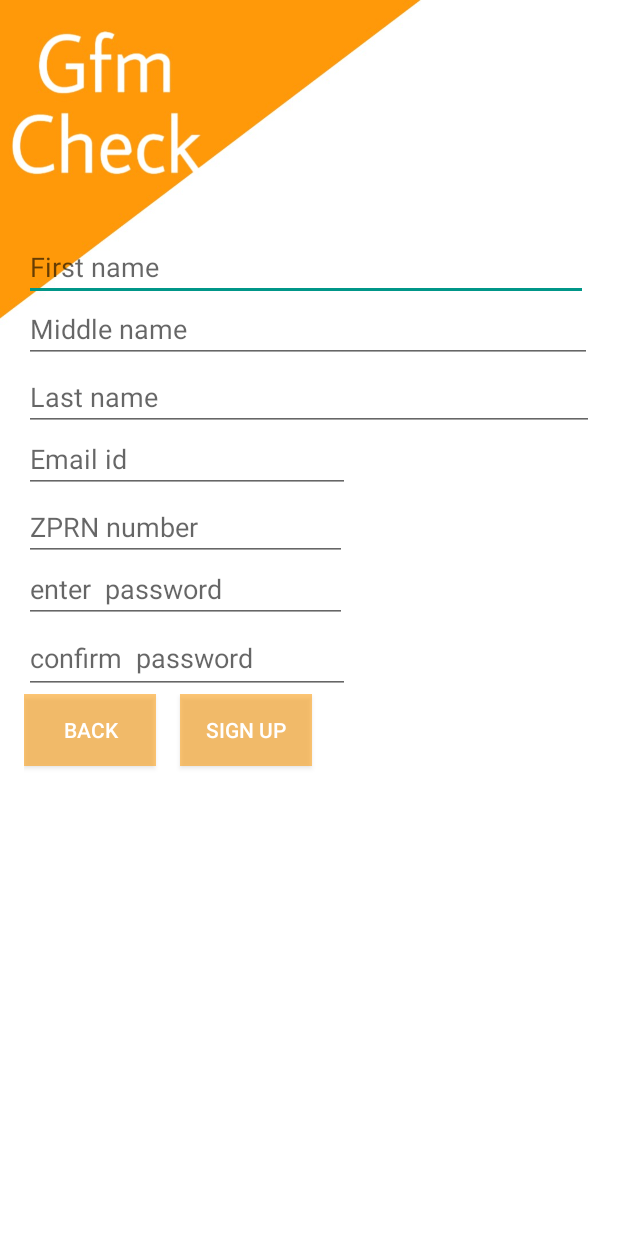
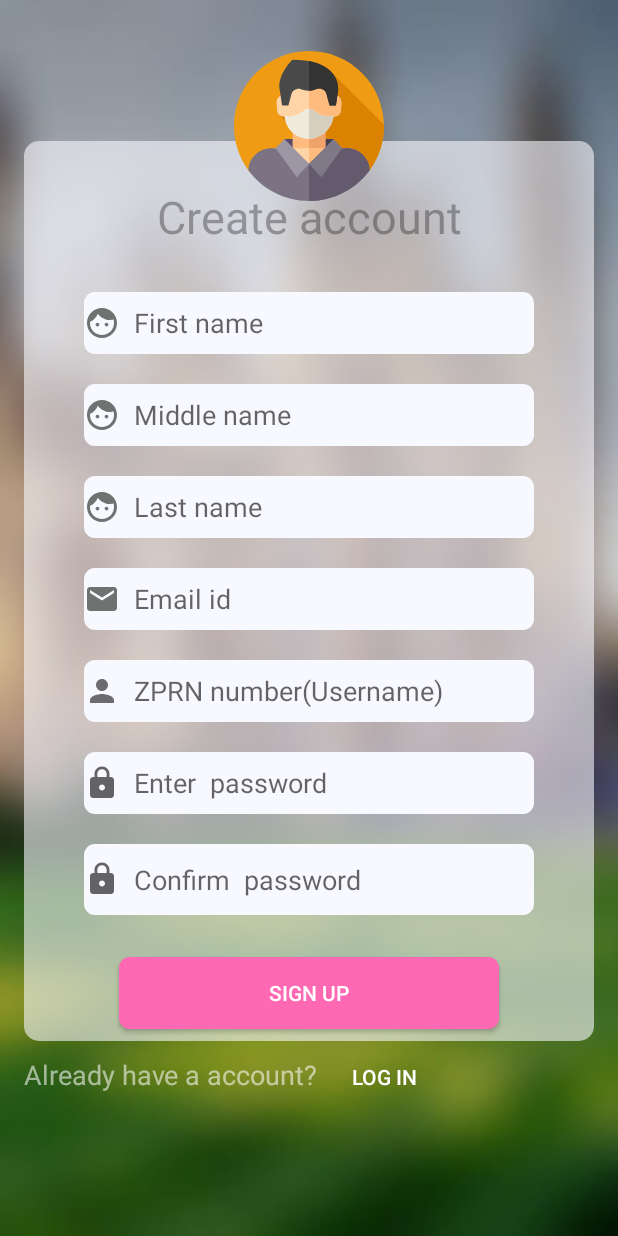
Before and after one commit to Asbaharoon/Students-academic, an Android app: the MainActivity screen opened directly, with no data from a screen before it, on a phone screen of 412 x 824 dp. Run offline under Robolectric (Android 15) with nearby library versions, the phone set to English and light mode, and no system bars; our stand-ins replace Firebase (no records; nobody signed in at launch, a user with empty details on screens opened directly).

Commit message:
updated ui of account creation (main act)

```diff
--- /dev/null
+++ b/app/src/main/res/drawable/ic_baseline_email_24.xml
@@ -0,0 +1,5 @@
+<vector android:height="24dp" android:tint="#90030A03"
+    android:viewportHeight="24" android:viewportWidth="24"
+    android:width="24dp" xmlns:android="http://schemas.android.com/apk/res/android">
+    <path android:fillColor="@android:color/white" android:pathData="M20,4L4,4c-1.1,0 -1.99,0.9 -1.99,2L2,18c0,1.1 0.9,2 2,2h16c1.1,0 2,-0.9 2,-2L22,6c0,-1.1 -0.9,-2 -2,-2zM20,8l-8,5 -8,-5L4,6l8,5 8,-5v2z"/>
+</vector>
--- /dev/null
+++ b/app/src/main/res/drawable/ic_name.xml
@@ -0,0 +1,5 @@
+<vector android:height="24dp" android:tint="#90030A03"
+    android:viewportHeight="24" android:viewportWidth="24"
+    android:width="24dp" xmlns:android="http://schemas.android.com/apk/res/android">
+    <path android:fillColor="@android:color/white" android:pathData="M9,11.75c-0.69,0 -1.25,0.56 -1.25,1.25s0.56,1.25 1.25,1.25 1.25,-0.56 1.25,-1.25 -0.56,-1.25 -1.25,-1.25zM15,11.75c-0.69,0 -1.25,0.56 -1.25,1.25s0.56,1.25 1.25,1.25 1.25,-0.56 1.25,-1.25 -0.56,-1.25 -1.25,-1.25zM12,2C6.48,2 2,6.48 2,12s4.48,10 10,10 10,-4.48 10,-10S17.52,2 12,2zM12,20c-4.41,0 -8,-3.59 -8,-8 0,-0.29 0.02,-0.58 0.05,-0.86 2.36,-1.05 4.23,-2.98 5.21,-5.37C11.07,8.33 14.05,10 17.42,10c0.78,0 1.53,-0.09 2.25,-0.26 0.21,0.71 0.33,1.47 0.33,2.26 0,4.41 -3.59,8 -8,8z"/>
+</vector>
--- a/app/src/main/res/drawable/ic_person_black_24dp.xml
+++ b/app/src/main/res/drawable/ic_person_black_24dp.xml
@@ -4,6 +4,6 @@
         android:viewportWidth="24.0"
         android:viewportHeight="24.0">
     <path
-        android:fillColor="#FF000000"
+        android:fillColor="#90000000"
         android:pathData="M12,12c2.21,0 4,-1.79 4,-4s-1.79,-4 -4,-4 -4,1.79 -4,4 1.79,4 4,4zM12,14c-2.67,0 -8,1.34 -8,4v2h16v-2c0,-2.66 -5.33,-4 -8,-4z"/>
 </vector>
--- a/app/src/main/res/layout/activity_main.xml
+++ b/app/src/main/res/layout/activity_main.xml
@@ -5,110 +5,190 @@
     xmlns:tools="http://schemas.android.com/tools"
     android:layout_width="match_parent"
     android:layout_height="match_parent"
-    android:background="@drawable/bgd1"
+    android:background="@drawable/clgbackground"
     android:padding="16dp"
     android:orientation="vertical"
     tools:context=".MainActivity">
+
+    <ScrollView
+        android:layout_width="match_parent"
+        android:layout_height="match_parent">
+
+        <LinearLayout
+            android:layout_width="match_parent"
+            android:layout_height="match_parent"
+            android:orientation="vertical" >
+            <Button
+                android:id="@+id/bunto"
+                android:layout_width="100dp"
+                android:layout_height="100dp"
+                android:layout_gravity="center"
+                android:layout_marginTop="18dp"
+                android:layout_marginBottom="-40dp"
+                android:background="@drawable/ic_man"
+                android:gravity="center"
+                android:text="" />
+
+        <LinearLayout
+            android:layout_width="match_parent"
+            android:layout_height="wrap_content"
+            android:orientation="vertical"
+
+            android:background="@drawable/transparent_curved_white_shape"
+            >
+            <TextView
+                android:id="@+id/textView2002"
+                android:layout_width="match_parent"
+                android:layout_height="wrap_content"
+                android:layout_marginTop="30dp"
+                android:layout_marginBottom="0dp"
+                android:gravity="center"
+                android:text="Create account"
+                android:textColor="#63272525"
+                android:textSize="30sp" />
 
             <EditText
                 android:id="@+id/f"
                 android:layout_width="match_parent"
                 android:layout_height="41dp"
-        android:layout_marginTop="143dp"
-        android:layout_marginEnd="4dp"
-        android:layout_marginRight="4dp"
+                android:layout_marginTop="30dp"
+                android:layout_marginLeft="40dp"
+                android:layout_marginRight="40dp"
                 android:ems="10"
-        android:hint="First name"
+                android:hint="  First name"
+                android:background="@drawable/curved_white_shape"
+                android:drawableLeft="@drawable/ic_name"
                 android:inputType="textPersonName" />
 
             <EditText
                 android:id="@+id/m"
                 android:layout_width="match_parent"
                 android:layout_height="41dp"
-        android:layout_marginEnd="1dp"
-        android:layout_marginRight="1dp"
+                android:layout_marginTop="20dp"
+                android:layout_marginLeft="40dp"
+                android:layout_marginRight="40dp"
                 android:ems="10"
-        android:hint="Middle name"
+                android:drawableLeft="@drawable/ic_name"
+                android:background="@drawable/curved_white_shape"
+
+                android:hint="  Middle name"
                 android:inputType="textPersonName" />
 
             <EditText
                 android:id="@+id/l"
                 android:layout_width="match_parent"
-        android:layout_height="wrap_content"
-        android:hint="Last name"
+                android:layout_height="41dp"
+                android:hint="  Last name"
+                android:layout_marginTop="20dp"
+                android:layout_marginLeft="40dp"
+                android:layout_marginRight="40dp"
+                android:background="@drawable/curved_white_shape"
+                android:drawableLeft="@drawable/ic_name"
                 android:inputType="textPersonName" />
 
             <EditText
                 android:id="@+id/ei"
-        android:layout_width="217dp"
+                android:layout_width="match_parent"
                 android:layout_height="41dp"
-        android:ems="10"
-        android:hint="Email id"
+
+                android:layout_marginTop="20dp"
+                android:layout_marginLeft="40dp"
+                android:layout_marginRight="40dp"
+                android:hint="  Email id"
+                android:background="@drawable/curved_white_shape"
+                android:drawableLeft="@drawable/ic_baseline_email_24"
                 android:inputType="textPersonName" />
 
             <EditText
                 android:id="@+id/zprn"
-        android:layout_width="215dp"
-        android:layout_height="wrap_content"
+                android:layout_width="match_parent"
+                android:layout_height="41dp"
                 android:ems="10"
-        android:hint="ZPRN number"
+                android:hint="  ZPRN number(Username)"
+                android:background="@drawable/curved_white_shape"
+                android:layout_marginTop="20dp"
+                android:layout_marginLeft="40dp"
+                android:layout_marginRight="40dp"
+                android:drawableLeft="@drawable/ic_person_black_24dp"
                 android:inputType="textPersonName" />
 
             <EditText
                 android:id="@+id/pwd"
-        android:layout_width="215dp"
+                android:layout_width="match_parent"
                 android:layout_height="41dp"
                 android:ems="10"
-        android:hint="enter  password"
+                android:layout_marginTop="20dp"
+                android:layout_marginLeft="40dp"
+                android:layout_marginRight="40dp"
+                android:drawableLeft="@drawable/ic_baseline_lock_24"
+                android:hint="  Enter  password"
+                android:background="@drawable/curved_white_shape"
+
                 android:inputType="textPassword" />
-
 
             <EditText
                 android:id="@+id/conpwd"
-        android:layout_width="217dp"
+                android:layout_width="match_parent"
                 android:layout_height="47dp"
                 android:ems="10"
-        android:hint="confirm  password"
+                android:hint="  Confirm  password"
+                android:background="@drawable/curved_white_shape"
+                android:layout_marginBottom="20dp"
+                android:layout_marginTop="20dp"
+                android:layout_marginLeft="40dp"
+                android:layout_marginRight="40dp"
+                android:drawableLeft="@drawable/ic_baseline_lock_24"
                 android:inputType="textPassword" />
-
-    <LinearLayout
-        android:layout_width="match_parent"
-        android:layout_height="wrap_content">
-        <Button
-            android:id="@+id/backtologinbutton"
-            android:layout_width="wrap_content"
-            android:layout_height="wrap_content"
-            android:layout_marginEnd="16dp"
-            android:layout_marginRight="16dp"
-            android:layout_marginBottom="16dp"
-            android:background="#88FF9800"
-            android:text="back"
-            android:textColor="#FFFFFF" />
 
             <Button
                 android:id="@+id/signupbutton"
                 android:layout_width="wrap_content"
                 android:layout_height="wrap_content"
-            android:layout_marginEnd="40dp"
+                android:layout_margin="8dp"
+                android:paddingRight="100dp"
+                android:paddingLeft="100dp"
+                android:background="@drawable/shape_button"
+
+                android:layout_marginTop="10dp"
+                android:layout_marginLeft="40dp"
                 android:layout_marginRight="40dp"
                 android:layout_marginBottom="14dp"
-            android:background="#88FF9800"
+                android:gravity="center"
+                android:layout_gravity="center"
+
                 android:text="sign up"
                 android:textColor="#FFFFFF" />
+        </LinearLayout>
+            <LinearLayout
+                android:layout_width="match_parent"
+                android:layout_height="wrap_content">
+
+                <TextView
+                    android:id="@+id/textView40222"
+                    android:layout_width="wrap_content"
+                    android:layout_height="wrap_content"
+
+                    android:textColor="#90FFFFFF"
+                    android:textSize="18sp"
+                    android:text="Already have a account?" />
+
+                <Button
+                    android:id="@+id/backtologinbutton"
+                    android:layout_width="wrap_content"
+                    android:layout_height="wrap_content"
+                    android:layout_marginEnd="0dp"
+                    android:layout_marginRight="0dp"
+                    android:layout_marginBottom="16dp"
+                    android:background="#00FF9800"
+                    android:text="Log In"
+
+                    android:textColor="#FFFFFF" />
+
 
             </LinearLayout>
 
-
-
-
-
-
-
-
-
-
-
-
+        </LinearLayout>
+    </ScrollView>
 
 
     <TextView
```
Lines whose indentation alone changed are shown as unchanged.
